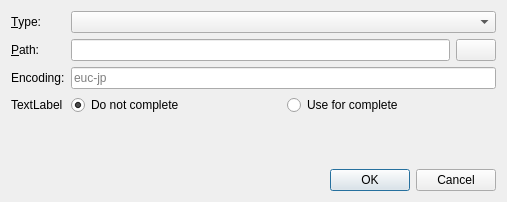
First picture: the form in gui/adddictdialog.ui, repository fcitx/fcitx5-cskk, before the edit.
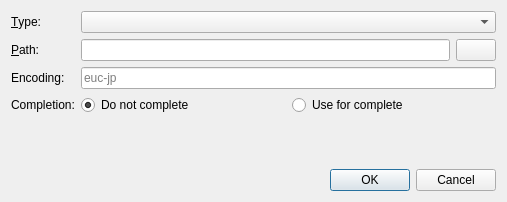
Second picture: the form after the edit. Icons and pictures are not drawn.

Commit message: Fix label in adddict dialog

Patch:
```diff
--- a/gui/adddictdialog.ui
+++ b/gui/adddictdialog.ui
@@ -87,7 +87,7 @@
      <item row="3" column="0">
       <widget class="QLabel" name="completeLabel">
        <property name="text">
-        <string>TextLabel</string>
+        <string>Completion:</string>
        </property>
       </widget>
      </item>
```
